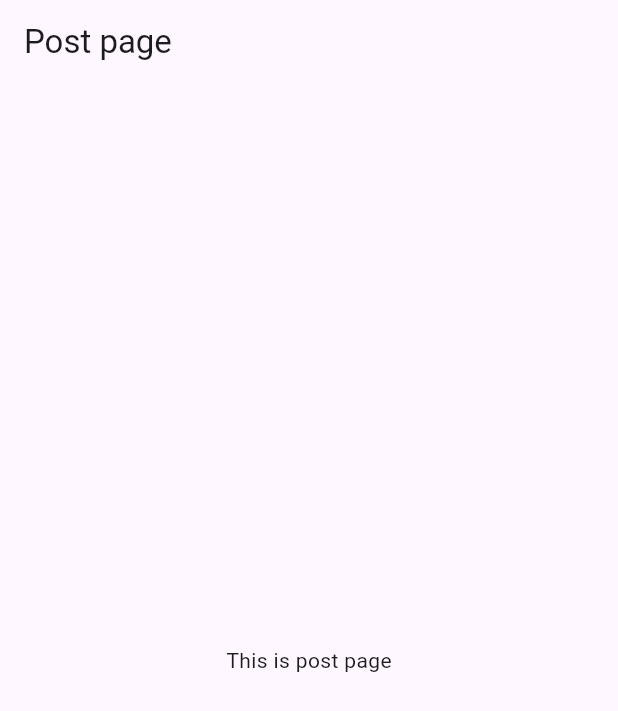
After one commit to LangJooPractice/practice-flutter, a Flutter app: the ArticlePost screen opened by its route, on a phone screen of 412 x 824 dp. The commit adds this screen. Shown: the top 711 px of the screen. Run offline on Flutter 3.47's test engine with Material 3 defaults, Android fonts, the phone set to English and light mode, and no system bars; our stand-ins replace dio, flutter_riverpod, flutter_speed_dial, go_router, material_symbols_icons.

```diff
--- a/lib/router/app_router.dart
+++ b/lib/router/app_router.dart
@@ -5,6 +5,7 @@ import 'package:prac/screen/auth/login_enter_pw.dart';
 import 'package:prac/screen/auth/login_screen.dart';
 import 'package:prac/screen/navbar/pages/grok.dart';
 import 'package:prac/screen/navbar/pages/main_page.dart';
+import 'package:prac/screen/navbar/pages/main_page/post/article_post.dart';
 import 'package:prac/screen/navbar/profile.dart';
 import 'package:prac/screen/navbar/shell/main_shell.dart';
 import 'package:prac/screen/navbar/pages/message.dart';
@@ -33,6 +34,12 @@ final appRouterProvider = Provider<GoRouter>((ref) {
           return Profile();
         },
       ),
+      GoRoute(
+        path: '/post',
+        builder: (context, state) {
+          return ArticlePost();
+        },
+      ),
 
       // ============================
       // 메인 그룹 (ShellRoute 안)
--- /dev/null
+++ b/lib/screen/navbar/pages/main_page/post/article_post.dart
@@ -0,0 +1,19 @@
+import 'package:flutter/material.dart';
+import 'package:flutter_riverpod/flutter_riverpod.dart';
+
+class ArticlePost extends ConsumerStatefulWidget {
+  const ArticlePost({super.key});
+
+  @override
+  ConsumerState<ConsumerStatefulWidget> createState() => _ArticlePostState();
+}
+
+class _ArticlePostState extends ConsumerState<ArticlePost> {
+  @override
+  Widget build(BuildContext context) {
+    return Scaffold(
+      appBar: AppBar(title: Text("Post page")),
+      body: Center(child: Text("This is post page")),
+    );
+  }
+}
--- a/pubspec.yaml
+++ b/pubspec.yaml
@@ -39,6 +39,7 @@ dependencies:
   go_router: ^17.0.0
   flutter_riverpod: ^3.0.3
   material_symbols_icons: ^4.2892.0
+  flutter_speed_dial: ^7.0.0
 
 dev_dependencies:
   flutter_test:
```
Also changed, not shown: lib/screen/navbar/shell/main_shell.dart (+51 -0 lines), pubspec.lock.
